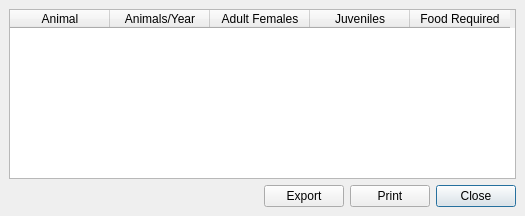
First picture: the form in src/ui/laReportHerds.ui, repository arkygeek/landuseanalyst, before the edit.
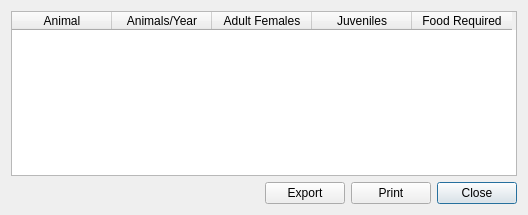
Second picture: the form after the edit.

Patch:
```diff
--- a/src/ui/laReportHerds.ui
+++ b/src/ui/laReportHerds.ui
@@ -5,20 +5,14 @@
    <rect>
     <x>0</x>
     <y>0</y>
-    <width>525</width>
-    <height>216</height>
+    <width>528</width>
+    <height>215</height>
    </rect>
   </property>
   <property name="windowTitle" >
    <string>Model Targets</string>
   </property>
   <layout class="QGridLayout" >
-   <property name="margin" >
-    <number>9</number>
-   </property>
-   <property name="spacing" >
-    <number>6</number>
-   </property>
    <item row="1" column="0" >
     <spacer>
      <property name="orientation" >
```
